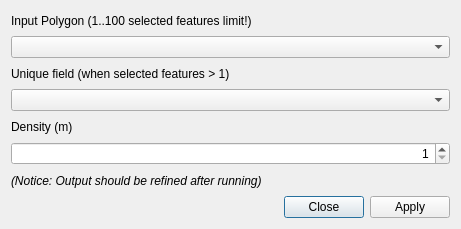
This is forms/hcmgis_medialaxis_form.ui in thangqd/HCMGIS as Qt 5 draws it before an edit. The edited form follows.
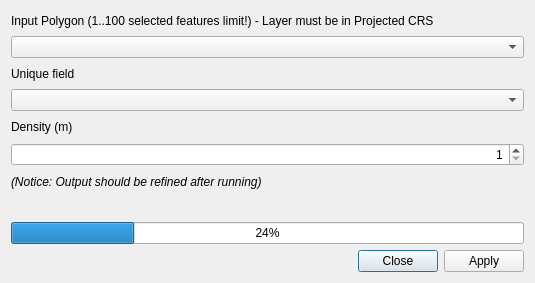
This is the edited form. Custom widgets are drawn as their Qt base class.

Patch:
```diff
--- a/forms/hcmgis_medialaxis_form.ui
+++ b/forms/hcmgis_medialaxis_form.ui
@@ -12,8 +12,8 @@
    <rect>
     <x>0</x>
     <y>0</y>
-    <width>461</width>
-    <height>229</height>
+    <width>535</width>
+    <height>283</height>
    </rect>
   </property>
   <property name="mouseTracking">
@@ -26,7 +26,7 @@
    <item>
     <widget class="QLabel" name="LblInput">
      <property name="text">
-      <string>Input Polygon (1..100 selected features limit!)</string>
+      <string>Input Polygon (1..100 selected features limit!) - Layer must be in Projected CRS</string>
      </property>
     </widget>
    </item>
@@ -36,7 +36,7 @@
    <item>
     <widget class="QLabel" name="LblInput_3">
      <property name="text">
-      <string>Unique field (when selected features &gt; 1)</string>
+      <string>Unique field</string>
      </property>
     </widget>
    </item>
@@ -81,6 +81,20 @@
      </property>
     </widget>
    </item>
+   <item>
+    <widget class="QLabel" name="LblStatus">
+     <property name="text">
+      <string/>
+     </property>
+    </widget>
+   </item>
+   <item>
+    <widget class="QProgressBar" name="status">
+     <property name="value">
+      <number>24</number>
+     </property>
+    </widget>
+   </item>
    <item>
     <widget class="QDialogButtonBox" name="BtnApplyClose">
      <property name="standardButtons">
```
